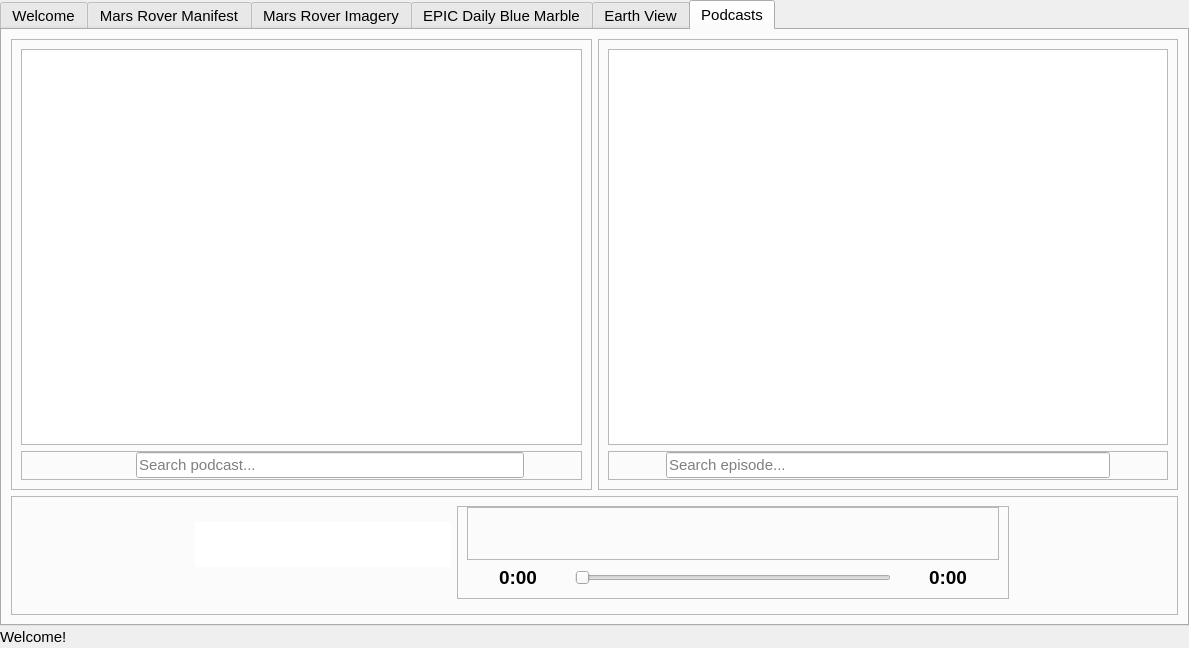
First picture: the form in mainwindow.ui, repository DavidJerman/AstroXplorer, before the edit.
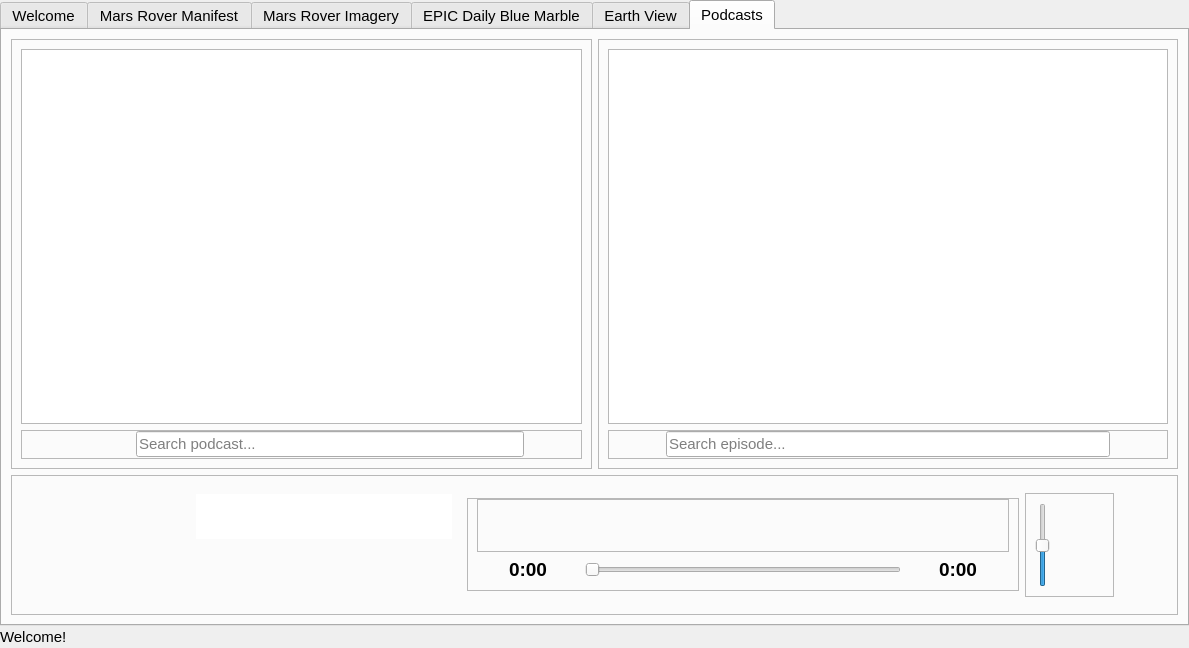
Second picture: the form after the edit. The open tabs and pages were chosen to show the change. Icons and pictures are not drawn.

Commit message: Added audio volume controls

The edit to the form file:
```diff
--- a/mainwindow.ui
+++ b/mainwindow.ui
@@ -79,7 +79,7 @@
        </font>
       </property>
       <property name="currentIndex">
-       <number>4</number>
+       <number>5</number>
       </property>
       <widget class="QWidget" name="WelcomeTab">
        <attribute name="title">
@@ -4487,8 +4487,8 @@
           <property name="frameShadow">
            <enum>QFrame::Raised</enum>
           </property>
-          <layout class="QGridLayout" name="gridLayout_8" rowstretch="1,0" columnstretch="0,0,0,0,0,0,0,0,0,0">
-           <item row="0" column="0">
+          <layout class="QHBoxLayout" name="horizontalLayout_63">
+           <item>
             <spacer name="horizontalSpacer">
              <property name="orientation">
               <enum>Qt::Horizontal</enum>
@@ -4501,21 +4501,115 @@
              </property>
             </spacer>
            </item>
-           <item row="0" column="9">
-            <spacer name="horizontalSpacer_2">
-             <property name="orientation">
-              <enum>Qt::Horizontal</enum>
-             </property>
-             <property name="sizeHint" stdset="0">
+           <item alignment="Qt::AlignVCenter">
+            <widget class="QFrame" name="EpisodeInfoFrame">
+             <property name="minimumSize">
               <size>
-               <width>40</width>
-               <height>20</height>
+               <width>0</width>
+               <height>0</height>
               </size>
              </property>
-            </spacer>
+             <property name="frameShape">
+              <enum>QFrame::NoFrame</enum>
+             </property>
+             <property name="frameShadow">
+              <enum>QFrame::Raised</enum>
+             </property>
+             <layout class="QGridLayout" name="gridLayout_14">
+              <property name="topMargin">
+               <number>9</number>
+              </property>
+              <property name="bottomMargin">
+               <number>9</number>
+              </property>
+              <property name="horizontalSpacing">
+               <number>9</number>
+              </property>
+              <property name="verticalSpacing">
+               <number>0</number>
+              </property>
+              <item row="0" column="1">
+               <widget class="QTextEdit" name="EpisodeTitleTextEdit">
+                <property name="sizePolicy">
+                 <sizepolicy hsizetype="Preferred" vsizetype="Expanding">
+                  <horstretch>0</horstretch>
+                  <verstretch>0</verstretch>
+                 </sizepolicy>
+                </property>
+                <property name="maximumSize">
+                 <size>
+                  <width>16777215</width>
+                  <height>45</height>
+                 </size>
+                </property>
+                <property name="font">
+                 <font>
+                  <pointsize>11</pointsize>
+                  <bold>true</bold>
+                 </font>
+                </property>
+                <property name="frameShape">
+                 <enum>QFrame::NoFrame</enum>
+                </property>
+                <property name="frameShadow">
+                 <enum>QFrame::Plain</enum>
+                </property>
+                <property name="lineWidth">
+                 <number>0</number>
+                </property>
+                <property name="verticalScrollBarPolicy">
+                 <enum>Qt::ScrollBarAlwaysOff</enum>
+                </property>
+                <property name="horizontalScrollBarPolicy">
+                 <enum>Qt::ScrollBarAlwaysOff</enum>
+                </property>
+                <property name="readOnly">
+                 <bool>true</bool>
+                </property>
+               </widget>
+              </item>
+              <item row="1" column="1">
+               <widget class="QLabel" name="EpisodeDateLabel">
+                <property name="sizePolicy">
+                 <sizepolicy hsizetype="Preferred" vsizetype="Preferred">
+                  <horstretch>0</horstretch>
+                  <verstretch>0</verstretch>
+                 </sizepolicy>
+                </property>
+                <property name="font">
+                 <font>
+                  <pointsize>10</pointsize>
+                 </font>
+                </property>
+                <property name="layoutDirection">
+                 <enum>Qt::LeftToRight</enum>
+                </property>
+                <property name="text">
+                 <string/>
+                </property>
+                <property name="alignment">
+                 <set>Qt::AlignLeading|Qt::AlignLeft|Qt::AlignVCenter</set>
+                </property>
+               </widget>
+              </item>
+              <item row="0" column="0" rowspan="2">
+               <widget class="QLabel" name="EpisodeThumbnailLabel">
+                <property name="minimumSize">
+                 <size>
+                  <width>102</width>
+                  <height>102</height>
+                 </size>
+                </property>
+                <property name="text">
+                 <string/>
+                </property>
+               </widget>
+              </item>
+             </layout>
+            </widget>
            </item>
-           <item row="0" column="3">
-            <widget class="QFrame" name="AudioCFrame">
+           <item alignment="Qt::AlignVCenter">
+            <widget class="QFrame" name="AudioControlsFrame_2">
              <property name="minimumSize">
               <size>
                <width>10</width>
@@ -4532,13 +4626,6 @@
               <property name="topMargin">
                <number>0</number>
               </property>
-              <item row="2" column="1" colspan="3">
-               <widget class="QSlider" name="AudioProgressBar">
-                <property name="orientation">
-                 <enum>Qt::Horizontal</enum>
-                </property>
-               </widget>
-              </item>
               <item row="2" column="4">
                <widget class="QLabel" name="MaxTimeLabel">
                 <property name="font">
@@ -4571,7 +4658,7 @@
                 </property>
                </widget>
               </item>
-              <item row="0" column="0" colspan="5">
+              <item row="0" column="0" colspan="5" alignment="Qt::AlignVCenter">
                <widget class="QFrame" name="AudioButtonFrame">
                 <property name="minimumSize">
                  <size>
@@ -4781,142 +4868,80 @@
                 </layout>
                </widget>
               </item>
+              <item row="2" column="1" colspan="3">
+               <widget class="QSlider" name="AudioProgressBar">
+                <property name="orientation">
+                 <enum>Qt::Horizontal</enum>
+                </property>
+               </widget>
+              </item>
              </layout>
             </widget>
            </item>
-           <item row="0" column="2" rowspan="2">
-            <widget class="QFrame" name="EpInfoFrame">
-             <property name="sizePolicy">
-              <sizepolicy hsizetype="Preferred" vsizetype="Preferred">
-               <horstretch>0</horstretch>
-               <verstretch>0</verstretch>
-              </sizepolicy>
-             </property>
-             <property name="cursor">
-              <cursorShape>SizeAllCursor</cursorShape>
+           <item alignment="Qt::AlignVCenter">
+            <widget class="QFrame" name="VolumeControlFrame">
+             <property name="minimumSize">
+              <size>
+               <width>10</width>
+               <height>0</height>
+              </size>
              </property>
              <property name="frameShape">
-              <enum>QFrame::NoFrame</enum>
+              <enum>QFrame::StyledPanel</enum>
              </property>
              <property name="frameShadow">
-              <enum>QFrame::Plain</enum>
+              <enum>QFrame::Raised</enum>
              </property>
-             <property name="lineWidth">
-              <number>0</number>
-             </property>
-             <layout class="QGridLayout" name="gridLayout_9">
-              <property name="leftMargin">
-               <number>0</number>
-              </property>
-              <property name="topMargin">
-               <number>0</number>
-              </property>
-              <property name="rightMargin">
-               <number>0</number>
-              </property>
-              <property name="bottomMargin">
-               <number>0</number>
-              </property>
-              <item row="1" column="0" rowspan="2">
-               <widget class="QLabel" name="EpisodeThumbnailLabel">
-                <property name="text">
-                 <string/>
-                </property>
-               </widget>
-              </item>
-              <item row="3" column="1">
-               <spacer name="verticalSpacer_2">
-                <property name="orientation">
-                 <enum>Qt::Vertical</enum>
-                </property>
-                <property name="sizeHint" stdset="0">
-                 <size>
-                  <width>20</width>
-                  <height>40</height>
-                 </size>
-                </property>
-               </spacer>
-              </item>
-              <item row="1" column="1">
-               <widget class="QTextEdit" name="EpisodeTitleTextEdit">
-                <property name="sizePolicy">
-                 <sizepolicy hsizetype="Preferred" vsizetype="Expanding">
-                  <horstretch>0</horstretch>
-                  <verstretch>0</verstretch>
-                 </sizepolicy>
-                </property>
-                <property name="maximumSize">
-                 <size>
-                  <width>16777215</width>
-                  <height>45</height>
-                 </size>
-                </property>
-                <property name="font">
-                 <font>
-                  <pointsize>11</pointsize>
-                  <bold>true</bold>
-                 </font>
-                </property>
-                <property name="frameShape">
-                 <enum>QFrame::NoFrame</enum>
-                </property>
-                <property name="frameShadow">
-                 <enum>QFrame::Plain</enum>
-                </property>
-                <property name="lineWidth">
-                 <number>0</number>
-                </property>
-                <property name="verticalScrollBarPolicy">
-                 <enum>Qt::ScrollBarAlwaysOff</enum>
-                </property>
-                <property name="horizontalScrollBarPolicy">
-                 <enum>Qt::ScrollBarAlwaysOff</enum>
-                </property>
-                <property name="readOnly">
-                 <bool>true</bool>
-                </property>
-               </widget>
-              </item>
-              <item row="2" column="1">
-               <widget class="QLabel" name="EpisodeDateLabel">
-                <property name="sizePolicy">
-                 <sizepolicy hsizetype="Preferred" vsizetype="Preferred">
-                  <horstretch>0</horstretch>
-                  <verstretch>0</verstretch>
-                 </sizepolicy>
-                </property>
-                <property name="font">
-                 <font>
-                  <pointsize>10</pointsize>
-                 </font>
-                </property>
-                <property name="layoutDirection">
-                 <enum>Qt::LeftToRight</enum>
-                </property>
-                <property name="text">
-                 <string/>
-                </property>
-                <property name="alignment">
-                 <set>Qt::AlignLeading|Qt::AlignLeft|Qt::AlignVCenter</set>
-                </property>
-               </widget>
-              </item>
+             <layout class="QGridLayout" name="gridLayout_13">
               <item row="0" column="1">
-               <spacer name="verticalSpacer_3">
-                <property name="orientation">
-                 <enum>Qt::Vertical</enum>
+               <widget class="QPushButton" name="VolumeButton">
+                <property name="text">
+                 <string/>
                 </property>
-                <property name="sizeHint" stdset="0">
+                <property name="icon">
+                 <iconset>
+                  <normaloff>icons/bxs-volume-full.png</normaloff>icons/bxs-volume-full.png</iconset>
+                </property>
+                <property name="iconSize">
                  <size>
-                  <width>20</width>
-                  <height>40</height>
+                  <width>28</width>
+                  <height>28</height>
                  </size>
                 </property>
-               </spacer>
+                <property name="flat">
+                 <bool>true</bool>
+                </property>
+               </widget>
+              </item>
+              <item row="0" column="0" rowspan="2">
+               <widget class="QSlider" name="VolumeSlider">
+                <property name="maximum">
+                 <number>100</number>
+                </property>
+                <property name="value">
+                 <number>50</number>
+                </property>
+                <property name="orientation">
+                 <enum>Qt::Vertical</enum>
+                </property>
+               </widget>
               </item>
              </layout>
             </widget>
            </item>
+           <item>
+            <spacer name="horizontalSpacer_2">
+             <property name="orientation">
+              <enum>Qt::Horizontal</enum>
+             </property>
+             <property name="sizeHint" stdset="0">
+              <size>
+               <width>40</width>
+               <height>20</height>
+              </size>
+             </property>
+            </spacer>
+           </item>
           </layout>
          </widget>
         </item>
```
The commit also changes 2 other files.
